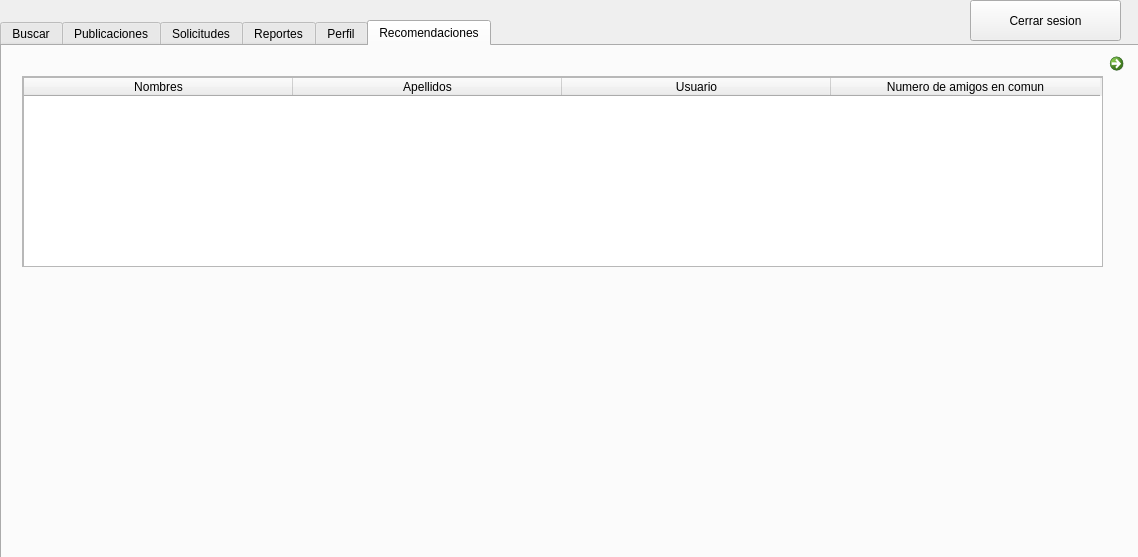
Kevin-alvarez1/PROYECTO_MULTIFASES_RED_SOCIAL, file Fase3/main/usuarios.ui: the form before one commit.
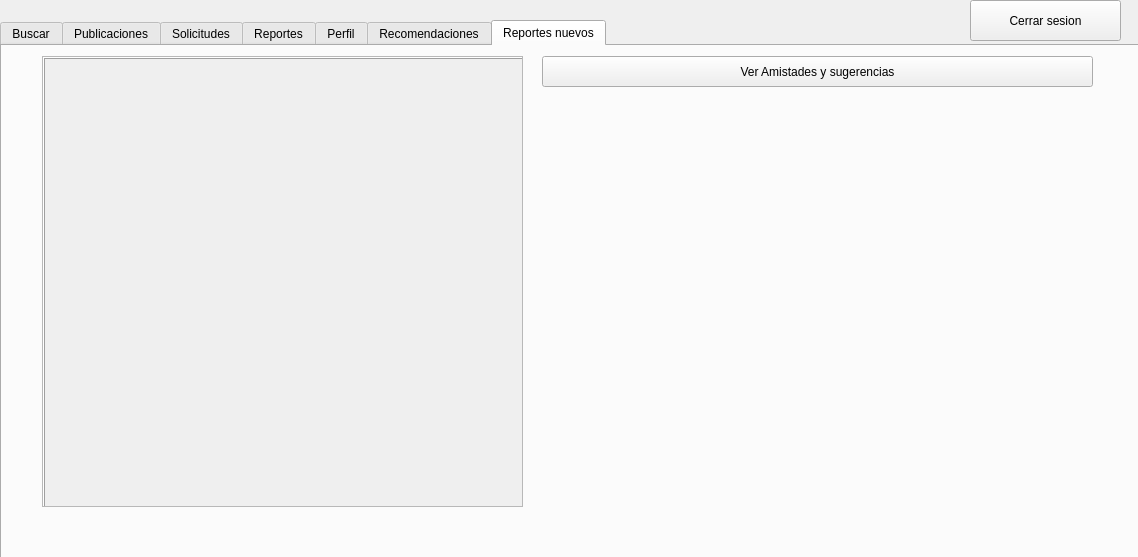
The form after the commit. Icons and pictures are not drawn.

Commit message: grafica de lista de sugerencias listo

Patch:
```diff
--- a/Fase3/main/usuarios.ui
+++ b/Fase3/main/usuarios.ui
@@ -23,7 +23,7 @@
     </rect>
    </property>
    <property name="currentIndex">
-    <number>5</number>
+    <number>6</number>
    </property>
    <widget class="QWidget" name="tab">
     <attribute name="title">
@@ -1370,6 +1370,76 @@
      </property>
     </widget>
    </widget>
+   <widget class="QWidget" name="tab_7">
+    <attribute name="title">
+     <string>Reportes nuevos</string>
+    </attribute>
+    <widget class="QScrollArea" name="scrollArea_9">
+     <property name="geometry">
+      <rect>
+       <x>40</x>
+       <y>10</y>
+       <width>481</width>
+       <height>451</height>
+      </rect>
+     </property>
+     <property name="widgetResizable">
+      <bool>true</bool>
+     </property>
+     <widget class="QWidget" name="scrollAreaWidgetContents_10">
+      <property name="geometry">
+       <rect>
+        <x>0</x>
+        <y>0</y>
+        <width>479</width>
+        <height>449</height>
+       </rect>
+      </property>
+      <widget class="QFrame" name="frame_6">
+       <property name="geometry">
+        <rect>
+         <x>0</x>
+         <y>0</y>
+         <width>481</width>
+         <height>451</height>
+        </rect>
+       </property>
+       <property name="frameShape">
+        <enum>QFrame::Shape::Box</enum>
+       </property>
+       <property name="frameShadow">
+        <enum>QFrame::Shadow::Raised</enum>
+       </property>
+       <widget class="QLabel" name="amistadesYsugerencias_label">
+        <property name="geometry">
+         <rect>
+          <x>0</x>
+          <y>0</y>
+          <width>471</width>
+          <height>451</height>
+         </rect>
+        </property>
+        <property name="text">
+         <string/>
+        </property>
+       </widget>
+      </widget>
+     </widget>
+    </widget>
+    <widget class="QPushButton" name="VerAmistadySugerncias_boton">
+     <property name="geometry">
+      <rect>
+       <x>540</x>
+       <y>10</y>
+       <width>551</width>
+       <height>31</height>
+      </rect>
+     </property>
+     <property name="text">
+      <string>Ver Amistades y sugerencias</string>
+     </property>
+    </widget>
+   </widget>
   </widget>
   <widget class="QPushButton" name="cerrar_sesion_btn">
    <property name="geometry">
```
The commit also changes 332 other files.
